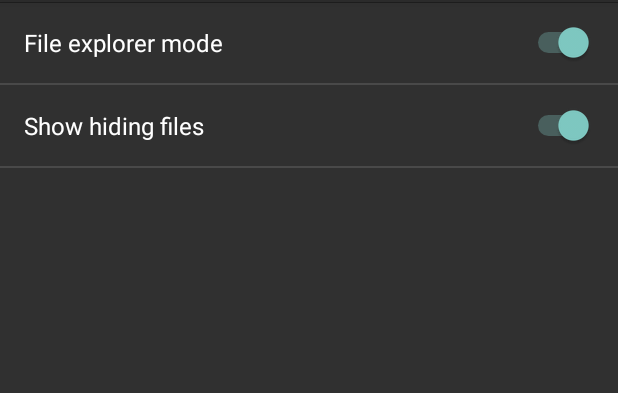
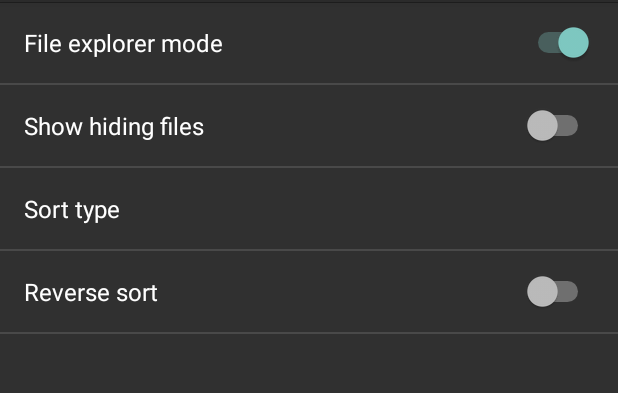
Before and after one commit to xdtianyu/ImageViewer, an Android app: the fragment GeneralFragment shown on its own in the app's theme, on a phone screen of 412 x 824 dp, the part 81-474 px from its top. Run offline under Robolectric (Android 15) with nearby library versions, the phone set to English and light mode, and no system bars.

Commit message:
add sort type in settings

```diff
--- a/app/build.gradle
+++ b/app/build.gradle
@@ -7,8 +7,8 @@ android {
         applicationId 'org.xdty.imageviewer'
         minSdkVersion 21
         targetSdkVersion 21
-        versionCode 4
-        versionName "1.3.1"
+        versionCode 5
+        versionName "1.3.4"
     }
     buildTypes {
         release {
--- a/app/src/main/java/org/xdty/imageviewer/model/Config.java
+++ b/app/src/main/java/org/xdty/imageviewer/model/Config.java
@@ -10,8 +10,10 @@ public class Config {
     public final static String SAMBA_USERNAME = "samba_username";
     public final static String SAMBA_PASSWORD = "samba_password";
     public final static String ROTATE_TYPE = "rotate_type";
+    public final static String SORT_TYPE = "sort_type";
     public final static String FILE_EXPLORER_MODE = "file_explorer_mode";
     public final static String SHOW_HIDING_FILES = "show_hiding_files";
+    public final static String REVERSE_SORT = "reverse_sort";
 
     public final static String thumbnailDir = "thumbnails";
     public final static String SAMBA_PREFIX = "smb://";
--- a/app/src/main/res/menu/menu_image_viewer.xml
+++ b/app/src/main/res/menu/menu_image_viewer.xml
@@ -1,6 +1,6 @@
-<menu xmlns:android="http://schemas.android.com/apk/res/android"
-    xmlns:tools="http://schemas.android.com/tools"
-    tools:context="org.xdty.imageviewer.activity.ImageViewerActivity">
+<menu xmlns:android="http://schemas.android.com/apk/res/android">
+    <item android:id="@+id/action_detail" android:title="@string/action_detail"
+          android:orderInCategory="100" android:showAsAction="never" />
     <item android:id="@+id/action_settings" android:title="@string/action_settings"
         android:orderInCategory="100" android:showAsAction="never" />
 </menu>
--- a/app/src/main/res/values/strings.xml
+++ b/app/src/main/res/values/strings.xml
@@ -44,12 +44,30 @@
     <string name="windows_share_name_hint">My samba share</string>
     <string name="remove">Remove</string>
     <string name="version">Version</string>
+    <string name="action_detail">Detail</string>
+    <string name="sort_name">File name</string>
+    <string name="sort_last_modified">Last modify date</string>
+    <string name="sort_content_length">Content length</string>
     <string-array name="image_rotate_entries">
         <item>@string/image_original</item>
         <item>@string/image_fit_screen</item>
         <item>@string/screen_fit_image</item>
     </string-array>
     <string-array name="image_rotate_values" translatable="false">
+        <item>0</item>
+        <item>1</item>
+        <item>2</item>
+    </string-array>
+
+    <string name="sort">Sort type</string>
+    <string name="sort_reverse">Reverse sort</string>
+
+    <string-array name="image_sort_entries">
+        <item>@string/sort_name</item>
+        <item>@string/sort_last_modified</item>
+        <item>@string/sort_content_length</item>
+    </string-array>
+    <string-array name="image_sort_values" translatable="false">
         <item>0</item>
         <item>1</item>
         <item>2</item>
--- a/app/src/main/res/xml/settings_general_fragment.xml
+++ b/app/src/main/res/xml/settings_general_fragment.xml
@@ -13,5 +13,15 @@
     <SwitchPreference
         android:title="@string/show_hiding_files"
         android:key="show_hiding_files"
-        android:defaultValue="true"/>
+        android:defaultValue="false"/>
+    <ListPreference
+        android:title="@string/sort"
+        android:key="sort_type"
+        android:entries="@array/image_sort_entries"
+        android:entryValues="@array/image_sort_values"
+        android:defaultValue="1"/>
+    <SwitchPreference
+        android:title="@string/sort_reverse"
+        android:key="reverse_sort"
+        android:defaultValue="false"/>
 </PreferenceScreen>
```
Also changed, not shown: app/src/main/java/org/xdty/imageviewer/activity/MainActivity.java (+26 -2 lines), app/src/main/java/org/xdty/imageviewer/model/SortType.java (added, +26 -0 lines), app/src/main/java/org/xdty/imageviewer/utils/ImageFileHelper.java (+37 -1 lines), 1 other file.
